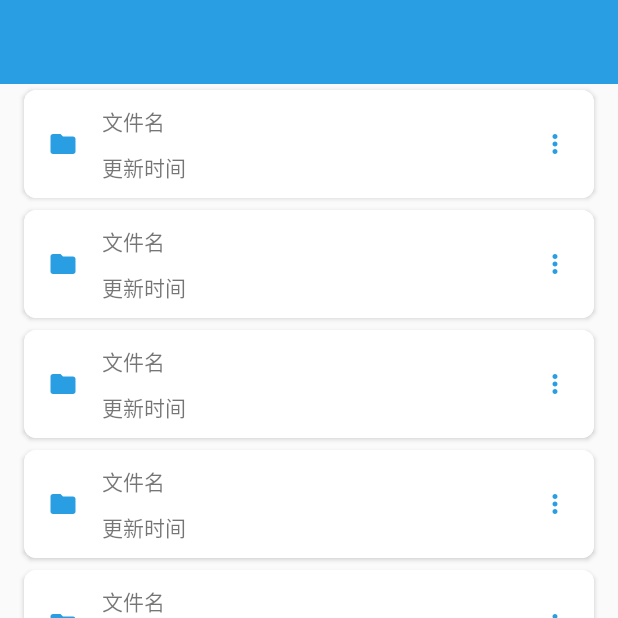
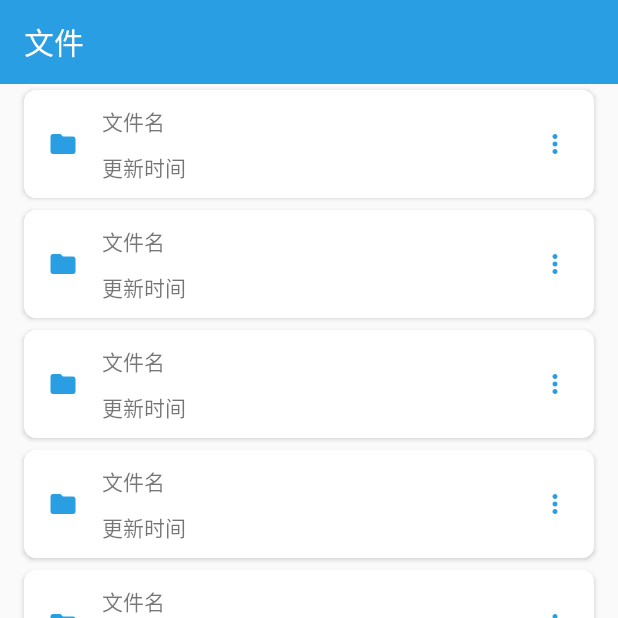
Before and after one commit to 15029291643/ocr, an Android app: the screen it shows after launch (HomeActivity), on a phone screen of 412 x 824 dp, the top half of it. Run offline under Robolectric (Android 15) with nearby library versions, the phone set to English and light mode, and no system bars; libraries missing offline, so code that uses them is left out: cn.hutool.core, rx.android.schedulers, rx.schedulers; pictures from the network do not load.

Commit message:
界面修改完场

```diff
--- a/app/src/main/java/com/example/ocr/ui/activity/HomeActivity.java
+++ b/app/src/main/java/com/example/ocr/ui/activity/HomeActivity.java
@@ -1,6 +1,7 @@
 package com.example.ocr.ui.activity;
 
 
+import android.annotation.SuppressLint;
 import android.content.Intent;
 import android.os.Bundle;
 import android.view.MenuItem;
@@ -17,6 +18,9 @@ import com.example.ocr.ui.viewModel.HomeViewModel;
 import com.google.android.material.navigation.NavigationBarView;
 import com.google.android.material.tabs.TabLayoutMediator;
 
+import java.util.ArrayList;
+import java.util.Arrays;
+
 public class HomeActivity extends AppCompatActivity {
     private static final String TAG = "HomeActivity";
     private ActivityHomeBinding mBinding;
@@ -29,18 +33,25 @@ public class HomeActivity extends AppCompatActivity {
         setContentView(mBinding.getRoot());
         mViewModel = new ViewModelProvider(this).get(HomeViewModel.class);
 
+        ArrayList<Integer> ids = new ArrayList<>(Arrays.asList(
+                R.id.nav_file,
+                R.id.nav_camera,
+                R.id.nav_me
+        ));
+        String[] titles = {"文件", "相机", "我的"};
+        mBinding.homeToolbar.setTitle(titles[0]);
         // 禁止滑动
         mBinding.homeViewPager.setUserInputEnabled(false);
         mBinding.homeViewPager.setAdapter(new HomeAdapter(this));
         mBinding.homeNavigation.setOnItemSelectedListener(new NavigationBarView.OnItemSelectedListener() {
+            @SuppressLint("NonConstantResourceId")
             @Override
             public boolean onNavigationItemSelected(@NonNull MenuItem item) {
-                switch (item.getItemId()) {
-                    case R.id.:
-                        startActivity(new Intent(HomeActivity.this, MainActivity.class));
-                        break;
-                }
-                return false;
+
+                int position = ids.indexOf(item.getItemId());
+                mBinding.homeToolbar.setTitle(titles[position]);
+                mBinding.homeViewPager.setCurrentItem(position, false);
+                return true;
             }
         });
         mViewModel.setContentLauncher(registerForActivityResult(new ActivityResultContracts.GetContent(), mViewModel::setUri));
--- a/app/src/main/java/com/example/ocr/ui/adapter/HomeAdapter.java
+++ b/app/src/main/java/com/example/ocr/ui/adapter/HomeAdapter.java
@@ -6,7 +6,7 @@ import androidx.fragment.app.FragmentActivity;
 import androidx.viewpager2.adapter.FragmentStateAdapter;
 
 import com.example.ocr.ui.fragment.FileFragment;
-import com.example.ocr.ui.fragment.PersonFragment;
+import com.example.ocr.ui.fragment.MeFragment;
 
 import java.util.ArrayList;
 import java.util.Arrays;
@@ -15,7 +15,8 @@ import java.util.List;
 public class HomeAdapter extends FragmentStateAdapter {
     private final List<Fragment> mFragments = new ArrayList<>(Arrays.asList(
             new FileFragment(),
-            new PersonFragment()
+            new MeFragment(),
+            new MeFragment()
     ));
 
     public HomeAdapter(@NonNull FragmentActivity fragmentActivity) {
--- a/app/src/main/java/com/example/ocr/ui/fragment/PersonFragment.java
+++ b/app/src/main/java/com/example/ocr/ui/fragment/MeFragment.java
@@ -11,19 +11,20 @@ import androidx.annotation.Nullable;
 import androidx.fragment.app.Fragment;
 import androidx.lifecycle.ViewModelProvider;
 
-import com.example.ocr.databinding.FragmentPersonBinding;
+import com.example.ocr.databinding.FragmentMeBinding;
+
 import com.example.ocr.ui.viewModel.HomeViewModel;
 
-public  class PersonFragment extends Fragment {
+public  class MeFragment extends Fragment {
 
-    private FragmentPersonBinding mBinding;
+    private FragmentMeBinding mBinding;
     private HomeViewModel mViewModel;
     private static final String TAG = "PersonFragment";
 
     @Override
     public View onCreateView(LayoutInflater inflater, ViewGroup container,
                              Bundle savedInstanceState) {
-        mBinding = com.example.ocr.databinding.FragmentPersonBinding.inflate(inflater, container, false);
+        mBinding = FragmentMeBinding.inflate(inflater, container, false);
         return mBinding.getRoot();
     }
 
@@ -32,8 +33,8 @@ public  class PersonFragment extends Fragment {
         super.onViewCreated(view, savedInstanceState);
         mViewModel = new ViewModelProvider(requireActivity()).get(HomeViewModel.class);
         mViewModel.getUriLiveData().observe(requireActivity(), uri -> {
-            mBinding.personImg.setImageURI(uri);
+            // mBinding.personImg.setImageURI(uri);
         });
-        mBinding.personBtn.setOnClickListener(v -> mViewModel.contentLaunch());
+        // mBinding.personBtn.setOnClickListener(v -> mViewModel.contentLaunch());
     }
 }
--- /dev/null
+++ b/app/src/main/res/drawable/ic_me_more.xml
@@ -0,0 +1,5 @@
+<vector android:height="24dp" android:tint="@color/colorPrimary"
+    android:viewportHeight="24" android:viewportWidth="24"
+    android:width="24dp" xmlns:android="http://schemas.android.com/apk/res/android">
+    <path android:fillColor="@android:color/white" android:pathData="M8.59,16.59L13.17,12 8.59,7.41 10,6l6,6 -6,6 -1.41,-1.41z"/>
+</vector>
--- a/app/src/main/res/layout/activity_home.xml
+++ b/app/src/main/res/layout/activity_home.xml
@@ -17,7 +17,8 @@
         app:layout_constraintEnd_toEndOf="parent"
         app:layout_constraintHorizontal_bias="0.5"
         app:layout_constraintStart_toStartOf="parent"
-        app:layout_constraintTop_toTopOf="parent" />
+        app:layout_constraintTop_toTopOf="parent"
+        app:titleTextColor="@color/white" />
 
     <androidx.viewpager2.widget.ViewPager2
         android:id="@+id/home_viewPager"
```
Also changed, not shown: app/src/main/java/com/example/ocr/ui/fragment/CameraFragment.java (added, +21 -0 lines), app/src/main/res/layout/fragment_camera.xml (added, +14 -0 lines), app/src/main/res/layout/fragment_me.xml (added, +42 -0 lines), app/src/main/res/layout/fragment_person.xml (deleted, +0 -30 lines).
